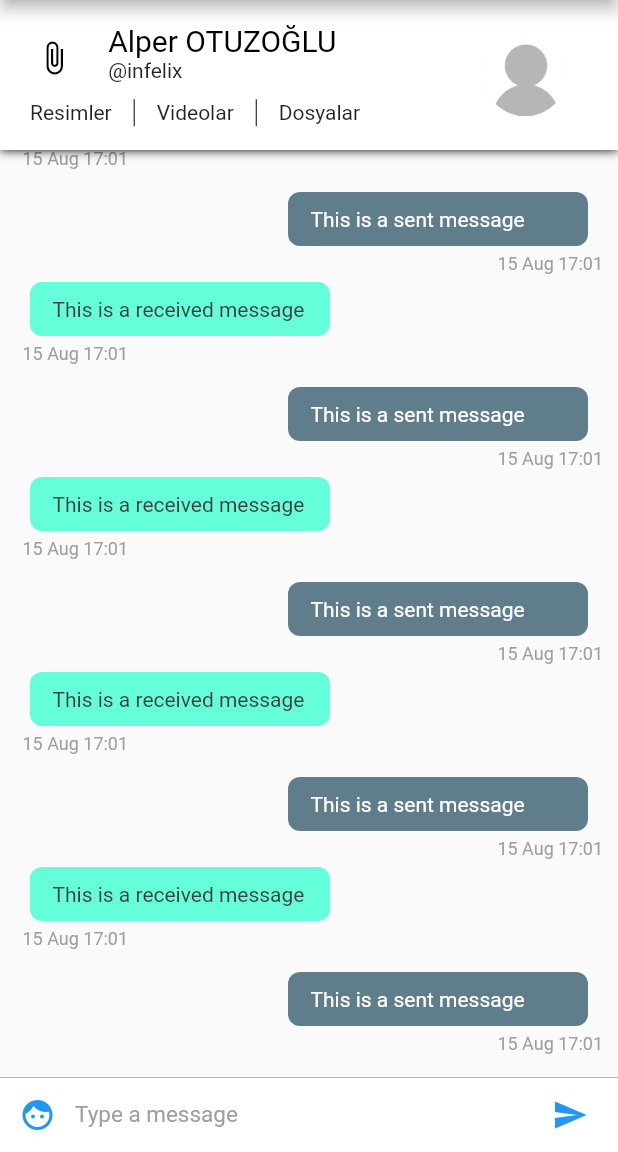
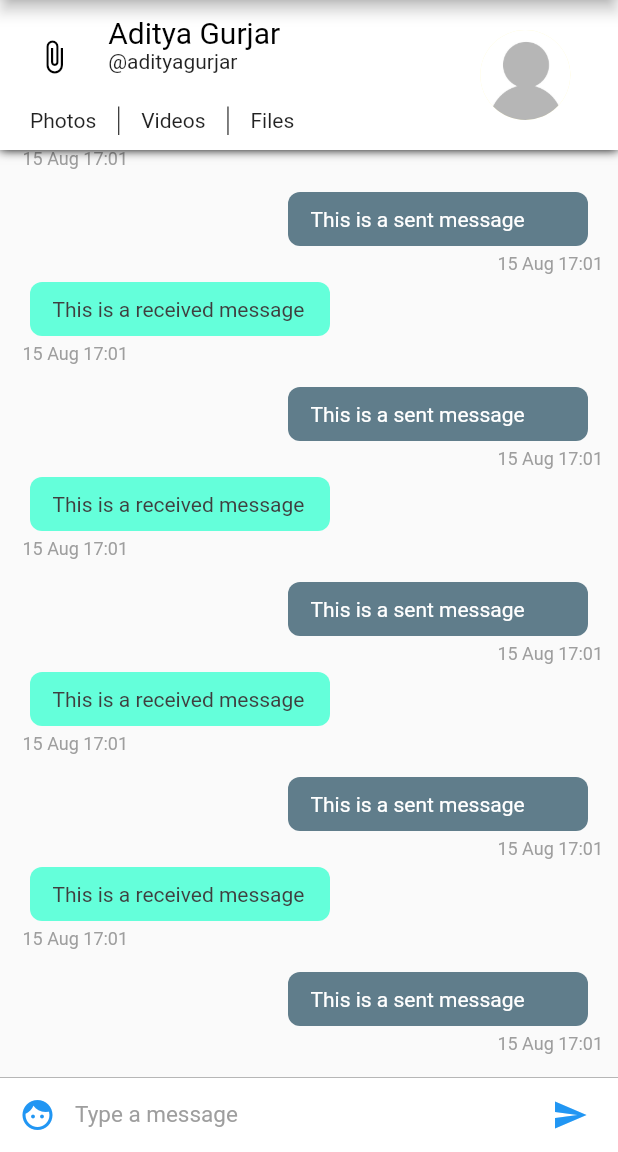
Before and after one commit to otuzoglu/messio, a Flutter app: the screen it shows after launch, on a phone screen of 412 x 824 dp, the part 84-1236 px from its top. Run offline on Flutter 3.47's test engine with Material 2 defaults, Android fonts, the light colour scheme and no system bars.

Commit message:
Day 4-5 v3

```diff
--- a/lib/pages/ConversationPage.dart
+++ b/lib/pages/ConversationPage.dart
@@ -6,6 +6,7 @@ import 'package:messio/widgets/InputWidget.dart';
 class ConversationPage extends StatefulWidget {
   @override
   _ConversationPageState createState() => _ConversationPageState();
+  const ConversationPage();
 }
 
 class _ConversationPageState extends State<ConversationPage> {
--- a/lib/pages/ConversationPageList.dart
+++ b/lib/pages/ConversationPageList.dart
@@ -2,10 +2,9 @@ import 'package:flutter/material.dart';
 import 'ConversationPage.dart';
 
 class ConversationPageList extends StatefulWidget {
-  ConversationPageList({Key key}) : super(key: key);
-
   @override
   _ConversationPageListState createState() => _ConversationPageListState();
+  ConversationPageList();
 }
 
 class _ConversationPageListState extends State<ConversationPageList> {
--- a/lib/widgets/ChatAppBar.dart
+++ b/lib/widgets/ChatAppBar.dart
@@ -4,70 +4,69 @@ import 'package:messio/config/Palette.dart';
 
 class ChatAppBar extends StatelessWidget implements PreferredSizeWidget {
   final double height = 100;
+  ChatAppBar();
 
   @override
   Widget build(BuildContext context) {
     var textHeading = TextStyle(color: Palette.primaryTextColor, fontSize: 20);
     var textStyle = TextStyle(color: Palette.secondaryTextColor);
 
-    double width = MediaQuery.of(context).size.width;
-
     return Container(
       decoration: BoxDecoration(boxShadow: [
-        BoxShadow(color: Colors.black, blurRadius: 5.0),
+        BoxShadow(
+          color: Colors.black,
+          blurRadius: 5.0,
+        ),
       ]),
       child: Container(
+        padding: EdgeInsets.only(top: 10, bottom: 10),
         color: Palette.primaryBackgroundColor,
-        child: Row(
-          children: [
+        child: Row(children: [
+          Expanded(
+            //we're dividing the appbar into 7 : 3 ratio. 7 is for content and 3 is for the display picture.
+            flex: 7,
+            child: Center(
+              child: Column(mainAxisSize: MainAxisSize.min, children: <Widget>[
                 Expanded(
                     flex: 7,
-                child: Center(
-                  child: Column(
-                    mainAxisSize: MainAxisSize.min,
-                    children: [
-                      Container(
-                          height: 70 - (width * .06),
+                    child: Container(
                         child: Row(
                       crossAxisAlignment: CrossAxisAlignment.start,
-                            children: [
+                      children: <Widget>[
                         Expanded(
                             flex: 2,
                             child: Center(
-                                      child: Icon(
+                                child: IconButton(
+                                    icon: Icon(
                                       Icons.attach_file,
                                       color: Palette.secondaryColor,
-                                  ))),
+                                    ),
+                                    onPressed: () => {}))),
                         Expanded(
                             flex: 6,
                             child: Container(
                                 child: Column(
-                                    crossAxisAlignment:
-                                        CrossAxisAlignment.start,
+                              crossAxisAlignment: CrossAxisAlignment.start,
                               mainAxisAlignment: MainAxisAlignment.center,
                               mainAxisSize: MainAxisSize.min,
-                                    children: [
-                                      Text('Alper OTUZOĞLU',
-                                          style: textHeading),
-                                      Text('@infelix', style: textStyle)
+                              children: <Widget>[
+                                Text('Aditya Gurjar', style: textHeading),
+                                Text('@adityagurjar', style: textStyle)
                               ],
-                                  )))
+                            ))),
                       ],
-                          )),
-                      Container(
-                        height: 23,
+                    ))),
+                //second row containing the buttons for media
+                Expanded(
+                  flex: 3,
+                  child: Container(
                     padding: EdgeInsets.fromLTRB(20, 5, 5, 0),
                     child: Row(
                         mainAxisAlignment: MainAxisAlignment.start,
                         crossAxisAlignment: CrossAxisAlignment.center,
                         children: [
-                            Text('Resimler', style: textStyle),
-                            VerticalDivider(
-                              width: 30,
-                              color: Palette.primaryTextColor,
-                            ),
                           Text(
-                              'Videolar',
+                            'Photos',
                             style: textStyle,
                           ),
                           VerticalDivider(
@@ -75,29 +74,35 @@ class ChatAppBar extends StatelessWidget implements PreferredSizeWidget {
                             color: Palette.primaryTextColor,
                           ),
                           Text(
-                              'Dosyalar',
+                            'Videos',
                             style: textStyle,
                           ),
-                          ],
+                          VerticalDivider(
+                            width: 30,
+                            color: Palette.primaryTextColor,
                           ),
-                      )
-                    ],
+                          Text('Files', style: textStyle)
+                        ]),
                   ),
-                )),
+                ),
+              ]),
+            ),
+          ),
+          //This is the display picture
           Expanded(
             flex: 3,
             child: Container(
               child: Center(
                 child: CircleAvatar(
-                      radius: (80 - (width * .06)) / 2,
+                  radius: 30,
                   backgroundImage: Image.asset(
                     Assets.user,
                   ).image,
                 ),
               ),
-                ))
-          ],
             ),
+          ),
+        ]),
       ),
     );
   }
--- a/lib/widgets/ChatItemWidget.dart
+++ b/lib/widgets/ChatItemWidget.dart
@@ -5,7 +5,7 @@ import 'package:intl/intl.dart';
 class ChatItemWidget extends StatelessWidget {
   final int index;
 
-  ChatItemWidget(this.index);
+  const ChatItemWidget(this.index);
 
   @override
   Widget build(BuildContext context) {
--- a/lib/widgets/InputWidget.dart
+++ b/lib/widgets/InputWidget.dart
@@ -3,6 +3,8 @@ import 'package:messio/config/Palette.dart';
 
 class InputWidget extends StatelessWidget {
   final TextEditingController textEditingController = TextEditingController();
+
+  InputWidget();
 
   @override
   Widget build(BuildContext context) {
@@ -12,7 +14,7 @@ class InputWidget extends StatelessWidget {
           Container(
             margin: EdgeInsets.symmetric(horizontal: 1.0),
             child: IconButton(
-              onPressed: () {},
+              onPressed: () => {},
               icon: Icon(Icons.face),
               color: Palette.primaryColor,
             ),
@@ -37,7 +39,7 @@ class InputWidget extends StatelessWidget {
               margin: EdgeInsets.symmetric(horizontal: 8.0),
               child: IconButton(
                 icon: Icon(Icons.send),
-                onPressed: () {},
+                onPressed: () => {},
                 color: Palette.primaryColor,
               ),
             ),
```
Lines whose indentation alone changed are shown as unchanged.
